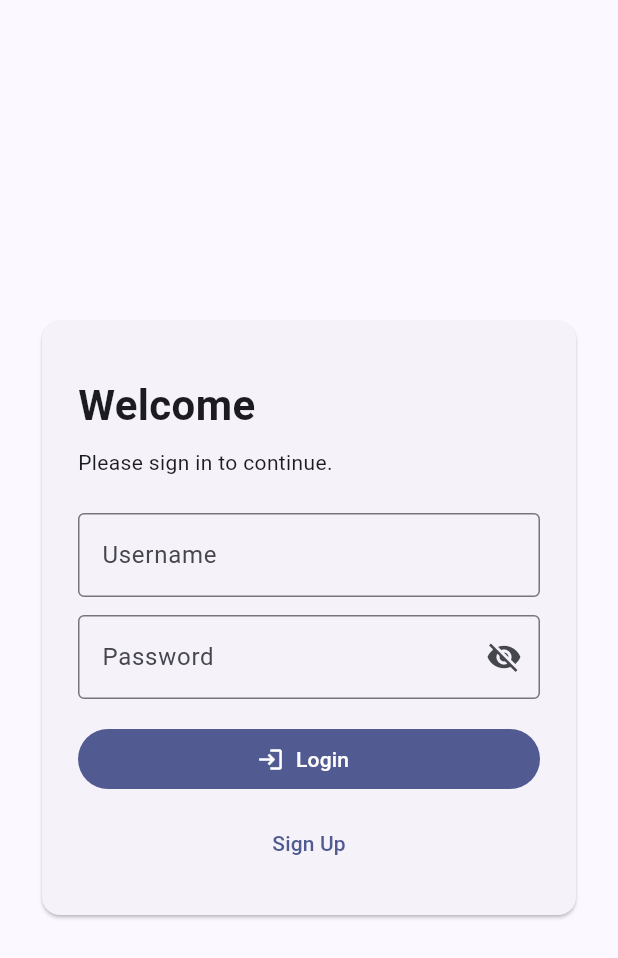
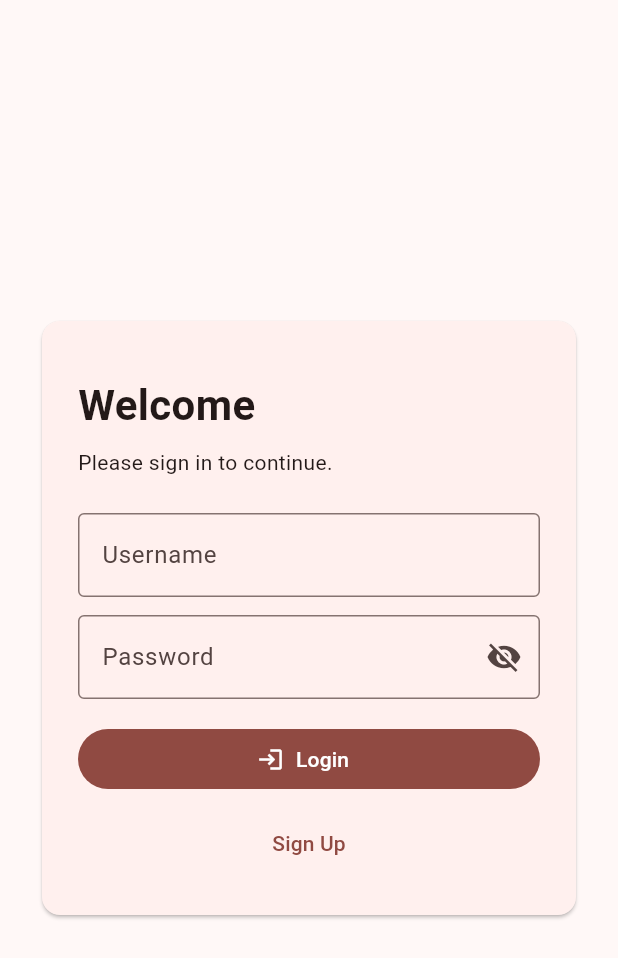
Before and after one commit to bahardemirkan/department_app, a Flutter app: the screen it shows after launch, on a phone screen of 412 x 824 dp. Shown: the top 958 px of the screen. Run offline on Flutter 3.47's test engine with Material 3 defaults, Android fonts, the phone set to English and light mode, and no system bars; our stand-ins replace shared_preferences.

Commit message:
Change seed color from indigo to red

```diff
--- a/lib/main.dart
+++ b/lib/main.dart
@@ -16,7 +16,7 @@ class DepartmentApp extends StatelessWidget {
       debugShowCheckedModeBanner: false,
       title: 'Department App',
       theme: ThemeData(
-        colorScheme: ColorScheme.fromSeed(seedColor: Colors.indigo),
+        colorScheme: ColorScheme.fromSeed(seedColor: Colors.red),
         useMaterial3: true,
       ),
       home: const LoginPage(),
```
